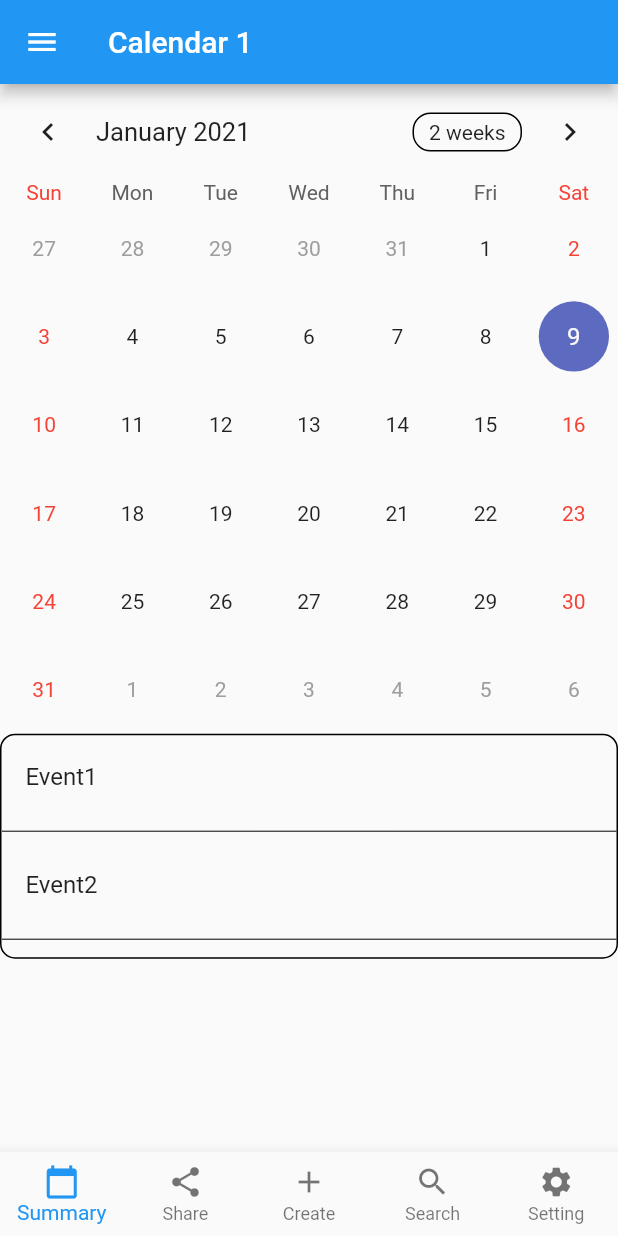
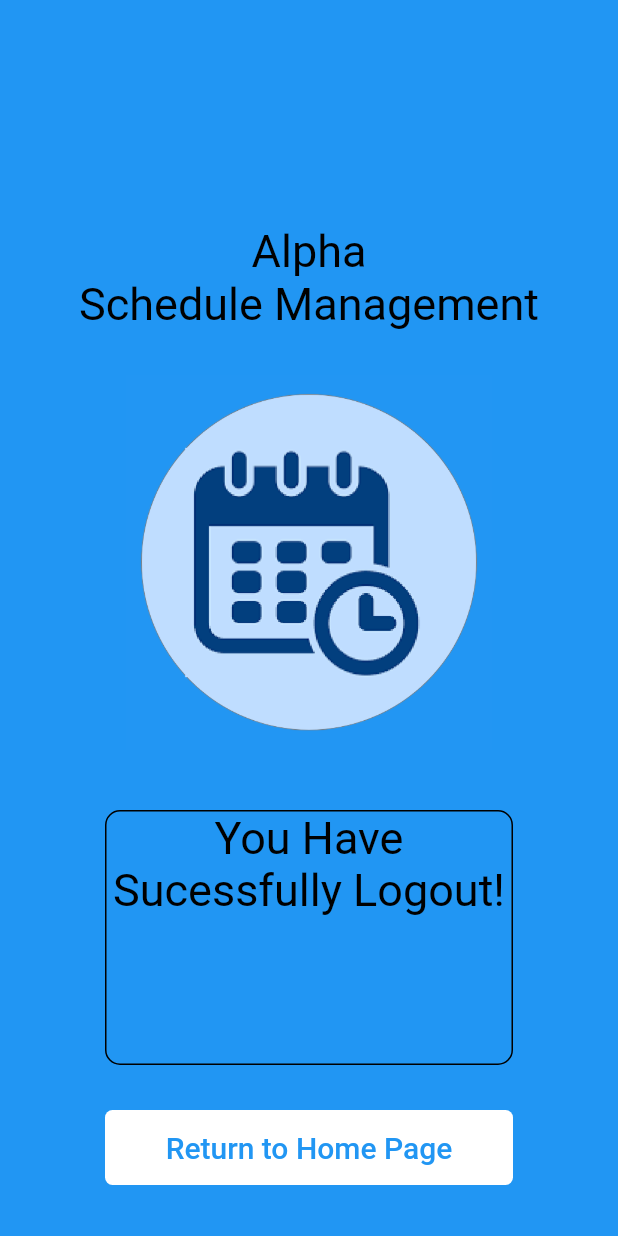
Before and after one commit to KaiXian-1126/AlphaSchedule, a Flutter app: the screen it shows after launch, on a phone screen of 412 x 824 dp. Run offline on Flutter 3.47's test engine with Material 2 defaults, Android fonts, the phone set to English and light mode, and no system bars; drawn by our look-alikes of table_calendar; our stand-ins replace flutter_spinkit.

Commit message:
Adding Logout Screen

```diff
--- a/lib/auth/login_screen.dart
+++ b/lib/auth/login_screen.dart
@@ -1,5 +1,6 @@
 import 'package:alpha_schedule/auth/account_create_screen.dart';
 import 'package:alpha_schedule/models/mockdata.dart';
+import 'package:alpha_schedule/profile/home_screen.dart';
 import 'package:flutter/material.dart';
 
 class LoginScreen extends StatefulWidget {
@@ -90,7 +91,10 @@ class _LoginScreen extends State<LoginScreen> {
                       onPressed: () {
                         if (_nameFormKey.currentState.validate()) {
                           if (_passwordFormKey.currentState.validate()) {
-                            //Navigate to home screen
+                            Navigator.push(
+                                context,
+                                MaterialPageRoute(
+                                    builder: (context) => DrawerScreen()));
                           }
                         }
                       },
--- /dev/null
+++ b/lib/auth/logout_screen.dart
@@ -0,0 +1,88 @@
+import 'package:alpha_schedule/landing/welcome_screen.dart';
+
+import 'package:flutter/material.dart';
+
+class LogoutScreen extends StatefulWidget {
+  @override
+  _LogoutScreenState createState() => _LogoutScreenState();
+}
+
+class _LogoutScreenState extends State<LogoutScreen> {
+  @override
+  Widget build(BuildContext context) {
+    return Scaffold(
+        body: Container(
+            decoration: BoxDecoration(color: Colors.blue),
+            child:
+                ListView(padding: EdgeInsets.only(top: 150), children: <Widget>[
+              _Text("Alpha"),
+              _Text("Schedule Management"),
+              SizedBox(height: 30),
+              Image.asset('assets/logo.png', height: 250.0, width: 250.0),
+              Container(
+                decoration: BoxDecoration(
+                  border: Border.all(color: Colors.black),
+                  borderRadius: BorderRadius.circular(10),
+                ),
+                height: 170,
+                width: 300,
+                margin:
+                    EdgeInsets.only(top: 40, bottom: 20, left: 70, right: 70),
+                child: ListView(children: <Widget>[
+                  _Text("You Have"),
+                  _Text("Sucessfully Logout!"),
+                ]),
+              ),
+              Container(
+                width: 50,
+                height: 50,
+                margin:
+                    EdgeInsets.only(top: 10, bottom: 20, left: 70, right: 70),
+                child: BuildFlatButton(
+                  text: 'Return to Home Page',
+                  color: Colors.white,
+                  onpressedcallback: () {
+                    Navigator.push(
+                        context,
+                        MaterialPageRoute(
+                            builder: (context) => WelcomeScreen()));
+                  },
+                ),
+              )
+            ])));
+  }
+}
+
+class _Text extends StatelessWidget {
+  final text;
+  const _Text(this.text);
+
+  @override
+  Widget build(BuildContext context) {
+    return Text(
+      text,
+      style: TextStyle(color: Colors.black, fontSize: 30.0),
+      textAlign: TextAlign.center,
+    );
+  }
+}
+
+class BuildFlatButton extends StatelessWidget {
+  final text, color, onpressedcallback;
+  const BuildFlatButton(
+      {this.text, this.color: Colors.white, this.onpressedcallback});
+
+  @override
+  Widget build(BuildContext context) {
+    return FlatButton(
+      color: Colors.white,
+      child: Text(
+        text,
+        style: TextStyle(fontSize: 20),
+      ),
+      onPressed: onpressedcallback,
+      textColor: Colors.blue,
+      shape: RoundedRectangleBorder(borderRadius: BorderRadius.circular(5.0)),
+    );
+  }
+}
--- a/lib/main.dart
+++ b/lib/main.dart
@@ -1,3 +1,4 @@
+import 'package:alpha_schedule/auth/logout_screen.dart';
 import 'package:alpha_schedule/landing/splash_screen.dart';
 import 'package:alpha_schedule/models/mockdata.dart';
 import 'package:alpha_schedule/profile/event/calendar_collaborator_screen.dart';
@@ -6,6 +7,7 @@ import 'package:alpha_schedule/profile/event/event_edit_screen.dart';
 import 'package:alpha_schedule/profile/event/event_search_screen.dart';
 import 'package:alpha_schedule/profile/user/password_edit_screen.dart';
 import 'package:alpha_schedule/profile/user/profile_edit_screen.dart';
+
 import 'profile/home_screen.dart';
 import 'package:flutter/material.dart';
 import 'profile/home_screen.dart';
@@ -16,7 +18,7 @@ import 'profile/home_screen.dart';
 import 'profile/user/user_profile_screen.dart';
 
 void main() {
-  runApp(MaterialApp(home: DrawerScreen()));
+  runApp(MaterialApp(home: LogoutScreen()));
 }
 
 class MyApp extends StatelessWidget {
@@ -47,7 +49,8 @@ class MyApp extends StatelessWidget {
       //home: EventSearchScreen(),
       //home: CalendarCollaboratorScreen(),
       //home: AlphaSplashScreen(),
-      home: PasswordEditScreen(mockData),
+      //home: PasswordEditScreen(mockData),
+      //home: LogoutScreen(),
     );
   }
 }
--- a/lib/profile/home_screen.dart
+++ b/lib/profile/home_screen.dart
@@ -1,3 +1,4 @@
+import 'package:alpha_schedule/auth/logout_screen.dart';
 import 'package:flutter/material.dart';
 import '../models/mockdata.dart';
 import 'package:table_calendar/table_calendar.dart';
@@ -118,7 +119,10 @@ class _DrawerScreenState extends State<DrawerScreen> {
               height: 50,
               margin: EdgeInsets.only(top: 30),
               child: RaisedButton(
-                onPressed: () {},
+                onPressed: () {
+                  Navigator.push(context,
+                      MaterialPageRoute(builder: (context) => LogoutScreen()));
+                },
                 child: Text("Logout", style: TextStyle(color: Colors.white)),
                 color: Colors.blue,
               ),
```
